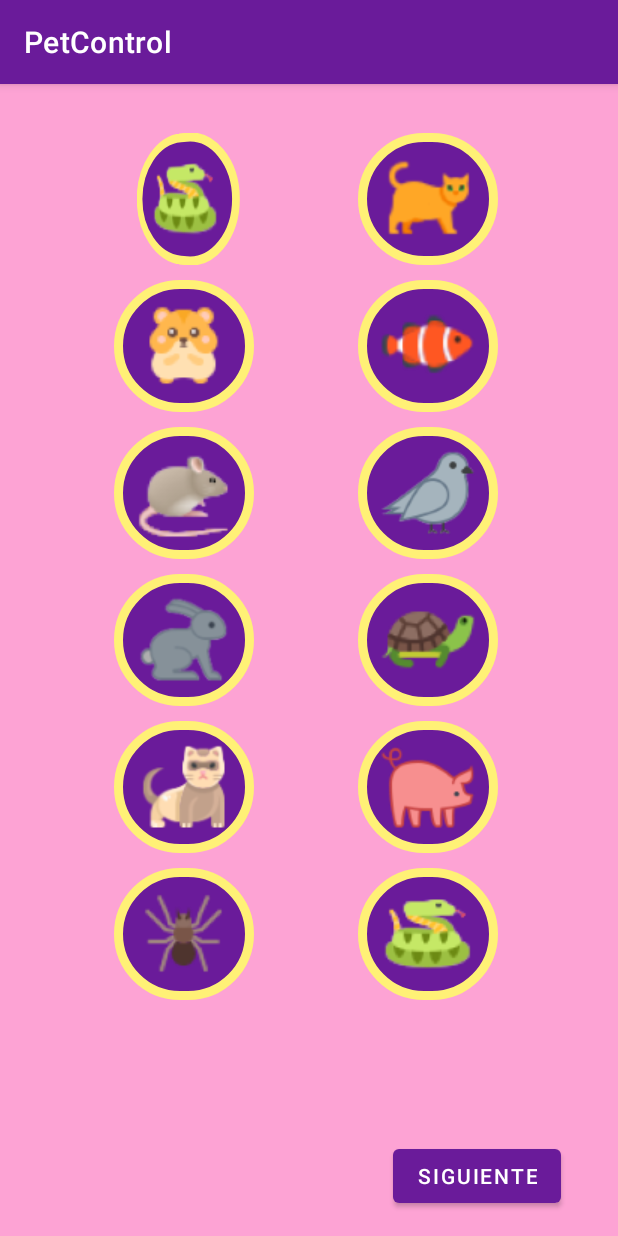
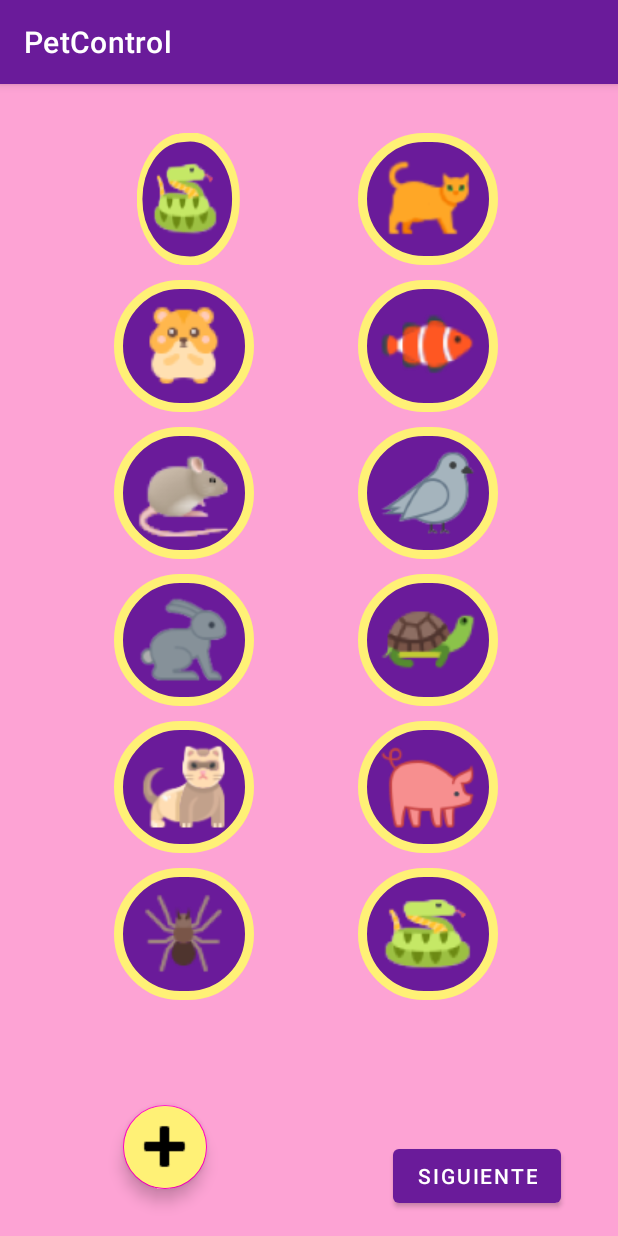
Before and after one commit to terroru29/PetControlApi22, an Android app: the AddPetPetControl screen opened directly, with no data from a screen before it, after a tap on "Imagen PNG de un animal.", on a phone screen of 412 x 824 dp. Run offline under Robolectric (Android 15) with nearby library versions, the phone set to English and light mode, and no system bars.

Commit message:
Turns of images OK

```diff
--- a/app/src/main/java/net/petcontrol/PetControlApi22/AdapterPetsPetControl.java
+++ b/app/src/main/java/net/petcontrol/PetControlApi22/AdapterPetsPetControl.java
@@ -16,7 +16,10 @@ public class AdapterPetsPetControl extends BaseAdapter {
     private int[] images;
     private int[] names;
     private String[] namesPets;
+    private boolean[] isImageChanged;
     String petsNames;
+    // Nueva imagen tras el giro
+    int newImage;
 
     // Constructor
     public AdapterPetsPetControl(@NonNull Context context, int[] images, int[] names) {
@@ -26,6 +29,8 @@ public class AdapterPetsPetControl extends BaseAdapter {
 
         // Asociamos los nombres de los animales al array indicado cuando se inicializa el adaptador
         namesPets = context.getResources().getStringArray(R.array.pets_names);
+        // Inicializar el array booleano para mantener el estado de cada ImageButton
+        this.isImageChanged = new boolean[images.length];
     }
     /**
      * How many items are in the data set represented by this Adapter.
@@ -90,6 +95,12 @@ public class AdapterPetsPetControl extends BaseAdapter {
         // Colocar una imagen interna según la posición (índice) correspondiente
         pets.setImageResource(images[position]);
 
+        // Establecer la imagen según el estado actual
+        if (isImageChanged[position])
+            pets.setImageResource(names[position]);
+        else
+            pets.setImageResource(images[position]);
+
         //-Evento de botón de cada animal
         pets.setOnClickListener(new View.OnClickListener() {
             @Override
@@ -109,7 +120,32 @@ public class AdapterPetsPetControl extends BaseAdapter {
                                 "rotationY", 100f, 360f).setDuration(1500);
                         rotationAnimator1.start();
                     }
-                }, 1100); // Tiempo de retraso que espera el giro complete antes de cambiar la imagen
+                }, 1100); // Tiempo de retraso que espera que el giro complete antes de cambiar la imagen
+
+                if (isImageChanged[position])
+                    // Vuelve a la imagen original
+                    newImage = images[position];
+                else
+                    // Cambia a la segunda imagen
+                    newImage = names[position];
+
+                // Crear la animación de rotación (eje Y) para volver a la imagen del animal
+                ObjectAnimator rotationAnimator2 = ObjectAnimator.ofFloat(pets,
+                        "rotationY", 0f, 100f).setDuration(2000);
+                rotationAnimator2.start();
+
+                // Cambiar la imagen tras un tiempo que se le da al giro
+                pets.postDelayed(() -> {
+                    pets.setImageResource(newImage);
+/*
+                    ObjectAnimator rotationAnimator3 = ObjectAnimator.ofFloat(pets,
+                            "rotationY", 100f, 360f).setDuration(2000);
+                    rotationAnimator3.start();
+ */
+                    // Alternar el estado
+                    isImageChanged[position] = !isImageChanged[position];
+
+                }, 2000);
 
                 // Almacenanos en una variable el nombre de cada animal según su posición
                 petsNames = namesPets[position];
--- a/app/src/main/java/net/petcontrol/PetControlApi22/AddPetPetControl.java
+++ b/app/src/main/java/net/petcontrol/PetControlApi22/AddPetPetControl.java
@@ -2,11 +2,15 @@ package net.petcontrol.PetControlApi22;
 
 import androidx.appcompat.app.AppCompatActivity;
 
+import android.content.Intent;
 import android.os.Bundle;
+import android.view.View;
+import android.widget.Button;
 import android.widget.GridView;
 
 public class AddPetPetControl extends AppCompatActivity {
     GridView pets;
+    Button fastConfiguration;
     int[] imagesPets = {R.drawable.dog, R.drawable.cat, R.drawable.hamster, R.drawable.fish,
             R.drawable.mouse, R.drawable.bird, R.drawable.rabbit, R.drawable.tortoise,
             R.drawable.ferret, R.drawable.pig, R.drawable.tarantula, R.drawable.snake};
@@ -20,9 +24,23 @@ public class AddPetPetControl extends AppCompatActivity {
 
         // Asociamos recursos con sus variables
         pets = findViewById(R.id.gvPets);
+        fastConfiguration = findViewById(R.id.btnNextFastConfiguration);
 
+        // Creamos objeto de la clase del adaptador, pasando los dos arrays de imágenes a intercambiar
         AdapterPetsPetControl adapterPets = new AdapterPetsPetControl(this, imagesPets, nameAnimal);
         // Enlazamos el GridView con el adaptador personalizado
         pets.setAdapter(adapterPets);
+
+        //-Evento de botón
+        fastConfiguration.setOnClickListener(v -> next(fastConfiguration));
+    }
+    /**
+     * Pasará a la siguiente ventana
+     *
+     * @param view Elemento sobre el que se ejecutará la acción
+     */
+    public void next(View view) {
+        Intent i = new Intent(this, FastConfigurationPetControl.class);
+        startActivity(i);
     }
 }
--- a/app/src/main/res/layout/activity_add_pet_petcontrol.xml
+++ b/app/src/main/res/layout/activity_add_pet_petcontrol.xml
@@ -38,4 +38,24 @@
         app:layout_constraintStart_toStartOf="parent"
         app:layout_constraintTop_toTopOf="parent"
         app:layout_constraintVertical_bias="0.978" />
+
+    <com.google.android.material.floatingactionbutton.FloatingActionButton
+        android:id="@+id/fbAdd"
+        android:layout_width="wrap_content"
+        android:layout_height="wrap_content"
+        android:clickable="true"
+        android:contentDescription="@string/btn_description_image"
+        android:onClick="next"
+        android:backgroundTint="@color/yellow_pastel"
+        app:layout_constraintBottom_toBottomOf="parent"
+        app:layout_constraintEnd_toEndOf="parent"
+        app:layout_constraintHorizontal_bias="0.230"
+        app:layout_constraintStart_toStartOf="parent"
+        app:layout_constraintTop_toTopOf="parent"
+        app:layout_constraintVertical_bias="0.956"
+        app:srcCompat="@android:drawable/ic_input_add"
+        app:maxImageSize="50dp"
+        android:focusable="true"
+        tools:ignore="UsingOnClickInXml" />
+
 </androidx.constraintlayout.widget.ConstraintLayout>
--- a/app/src/main/res/values/strings.xml
+++ b/app/src/main/res/values/strings.xml
@@ -84,6 +84,7 @@
         <item>Tarántula</item>
         <item>Serpiente</item>
     </string-array>
+    <string name="btn_description_image">Añadir animal</string>
 
     <!-- PANTALLA PRINCIPAL -->
     <string name="add_type">Añadir tipo</string>
```
Also changed, not shown: app/src/main/AndroidManifest.xml (+13 -7 lines), app/src/main/java/net/petcontrol/PetControlApi22/FastConfigurationPetControl.java (added, +14 -0 lines), app/src/main/java/net/petcontrol/PetControlApi22/InicioPetControl.java (+0 -12 lines), app/src/main/res/layout/activity_fast_configuration_petcontrol.xml (added, +9 -0 lines), app/src/main/res/layout/activity_inicio_petcontrol.xml (+0 -17 lines).
